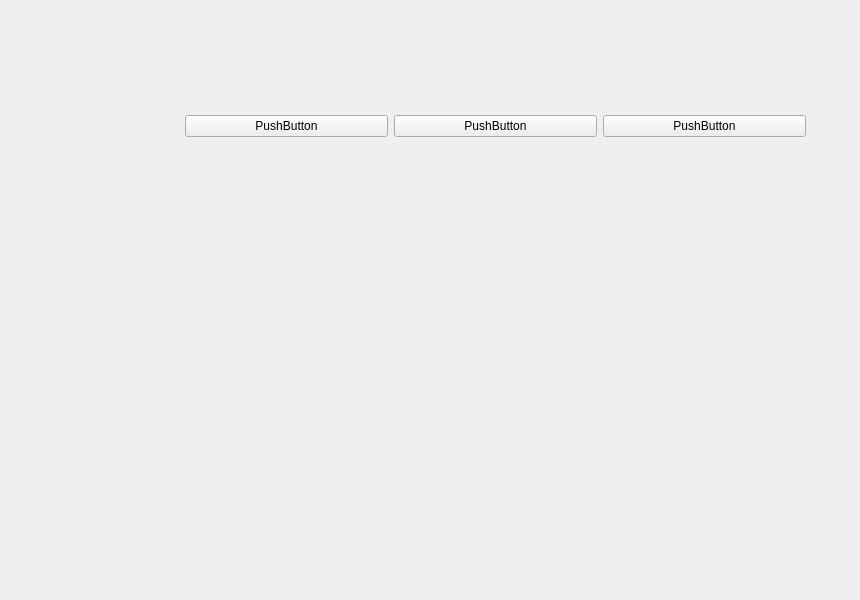
First picture: the form in PyOneDark/gui/uis/pages/main_pages_temp.ui, repository jmy4788/TotheMoon, before the edit.
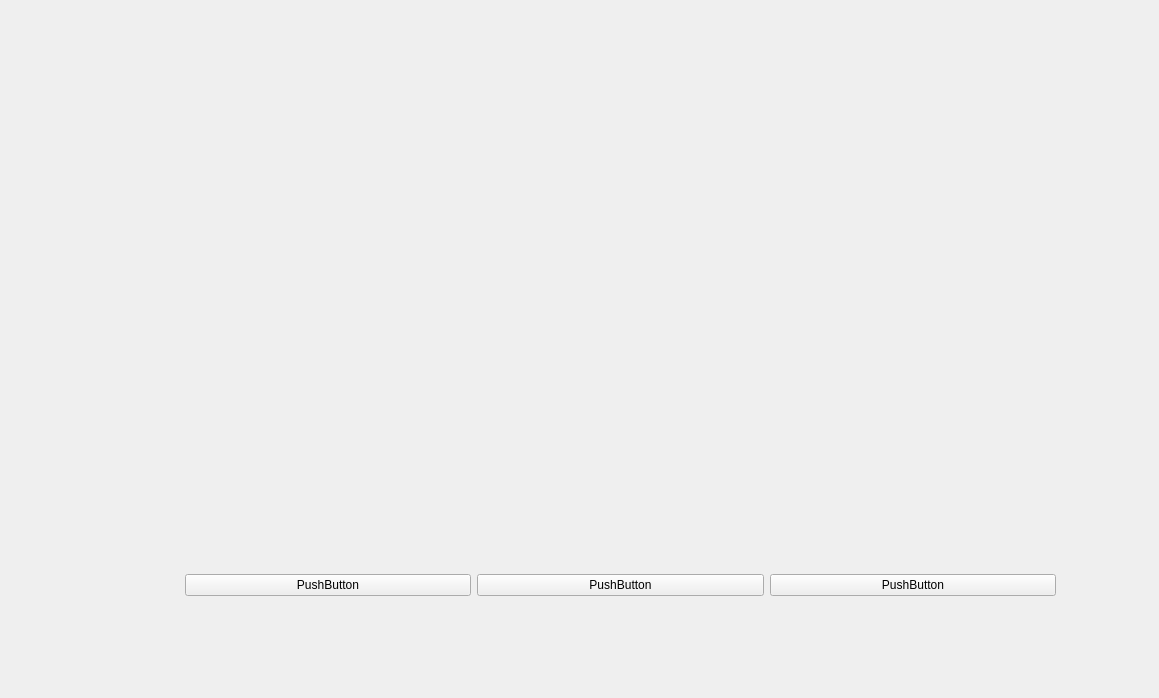
Second picture: the form after the edit.

Commit message: tried to resize the chart window

Diff of the .ui file:
```diff
--- a/PyOneDark/gui/uis/pages/main_pages_temp.ui
+++ b/PyOneDark/gui/uis/pages/main_pages_temp.ui
@@ -6,8 +6,8 @@
    <rect>
     <x>0</x>
     <y>0</y>
-    <width>860</width>
-    <height>600</height>
+    <width>1159</width>
+    <height>698</height>
    </rect>
   </property>
   <property name="windowTitle">
@@ -289,35 +289,69 @@
        </item>
       </layout>
      </widget>
-     <widget class="QWidget" name="page">
+     <widget class="QWidget" name="page_chart">
+      <property name="sizePolicy">
+       <sizepolicy hsizetype="Expanding" vsizetype="Expanding">
+        <horstretch>0</horstretch>
+        <verstretch>0</verstretch>
+       </sizepolicy>
+      </property>
       <widget class="QWidget" name="verticalLayoutWidget">
        <property name="geometry">
         <rect>
          <x>180</x>
          <y>110</y>
-         <width>621</width>
-         <height>371</height>
+         <width>871</width>
+         <height>481</height>
         </rect>
        </property>
        <layout class="QVBoxLayout" name="verticalLayout_2">
         <item>
-         <layout class="QHBoxLayout" name="horizontalLayout_2">
+         <widget class="QWidget" name="widget" native="true">
+          <property name="sizePolicy">
+           <sizepolicy hsizetype="Expanding" vsizetype="Expanding">
+            <horstretch>0</horstretch>
+            <verstretch>0</verstretch>
+           </sizepolicy>
+          </property>
+         </widget>
+        </item>
           <item>
-           <widget class="QPushButton" name="pushButton">
+         <layout class="QHBoxLayout" name="page_chart_hlayout">
+          <item>
+           <widget class="QPushButton" name="PB1">
+            <property name="sizePolicy">
+             <sizepolicy hsizetype="Expanding" vsizetype="Fixed">
+              <horstretch>0</horstretch>
+              <verstretch>0</verstretch>
+             </sizepolicy>
+            </property>
             <property name="text">
              <string>PushButton</string>
             </property>
            </widget>
           </item>
           <item>
-           <widget class="QPushButton" name="pushButton_3">
+           <widget class="QPushButton" name="PB3">
+            <property name="sizePolicy">
+             <sizepolicy hsizetype="Expanding" vsizetype="Fixed">
+              <horstretch>0</horstretch>
+              <verstretch>0</verstretch>
+             </sizepolicy>
+            </property>
             <property name="text">
              <string>PushButton</string>
             </property>
            </widget>
           </item>
           <item>
-           <widget class="QPushButton" name="pushButton_2">
+           <widget class="QPushButton" name="PB2">
+            <property name="sizePolicy">
+             <sizepolicy hsizetype="Expanding" vsizetype="Fixed">
+              <horstretch>0</horstretch>
+              <verstretch>0</verstretch>
+             </sizepolicy>
+            </property>
             <property name="text">
              <string>PushButton</string>
             </property>
@@ -325,9 +359,6 @@
           </item>
          </layout>
         </item>
-        <item>
-         <widget class="QWidget" name="widget" native="true"/>
-        </item>
        </layout>
       </widget>
      </widget>
```
Left out of the diff: 6 changed lines with no effect on the pictures. Lines whose indentation alone changed are shown as unchanged. The commit also changes 2 other files.
